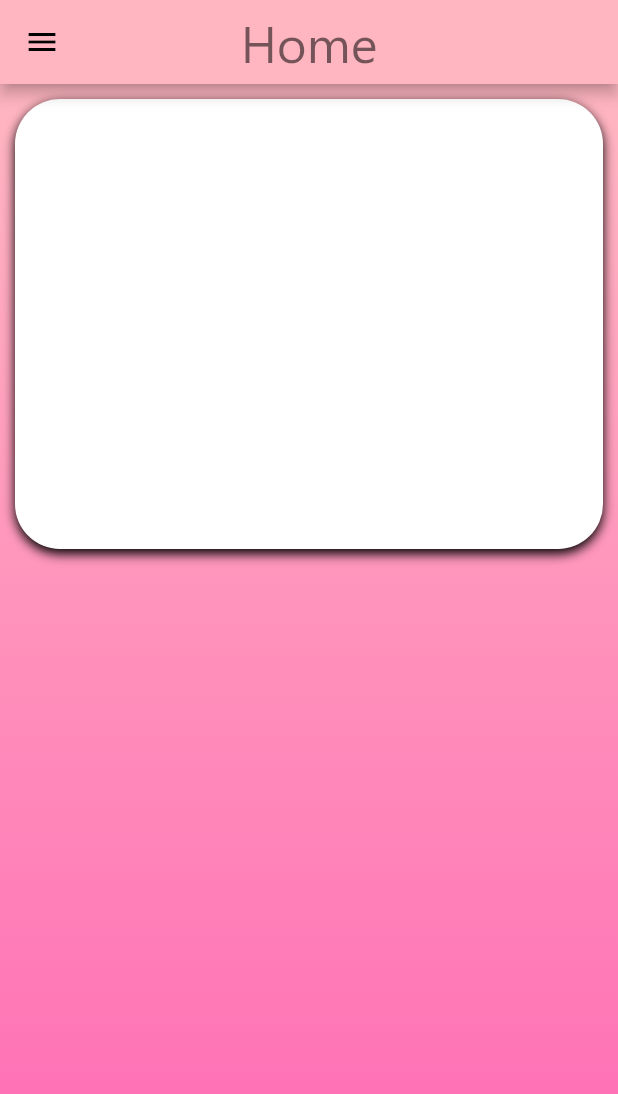
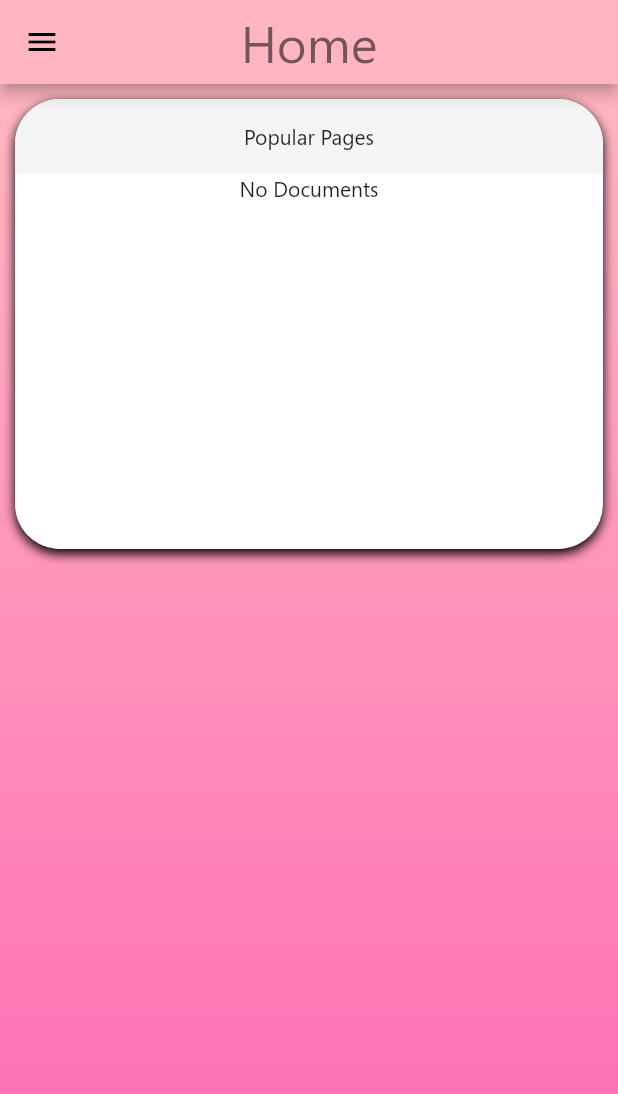
Before and after one commit to ga6198/seiyuu, a Flutter app: the Home screen opened directly, on a phone screen of 412 x 824 dp. Shown: the top 1094 px of the screen. Run offline on Flutter 3.47's test engine with Material 2 defaults, Android fonts, the phone set to English and light mode, and no system bars; our stand-ins replace cached_network_image, carousel_slider, cloud_firestore, getflutter, google_maps_flutter, material_design_icons_flutter and 1 more; missing offline and left inert: flutter_beautiful_popup; accounts and stored records are empty.

Commit message:
starting to develop card for popular pages

```diff
--- a/lib/screens/home.dart
+++ b/lib/screens/home.dart
@@ -6,6 +6,7 @@ import 'package:seiyuu/util/decoration.dart';
 import 'package:seiyuu/util/seiyuu.dart';
 import 'package:seiyuu/widgets/custom_progress_indicator.dart';
 import 'package:seiyuu/widgets/drawer_only.dart';
+import 'package:seiyuu/widgets/primary_card.dart';
 import 'package:seiyuu/widgets/seiyuu_card.dart';
 
 class Home extends StatefulWidget {
@@ -51,10 +52,32 @@ class _HomeState extends State<Home> {
                       width: Constants
                           .CARD_IMAGE_WIDTH, //MediaQuery.of(context).size.width * 0.9,
 
-                      child: StreamBuilder(
+                      child: Column(
+                        children: <Widget>[
+                          Container(
+                            height: 50,
+                            //width: Constants.CARD_WIDTH,
+
+                            decoration: BoxDecoration(
+                              color: Theme.of(context).primaryColor,
+                              borderRadius: BorderRadius.only(
+                                topLeft:
+                                    Radius.circular(Constants.BORDER_RADIUS),
+                                topRight:
+                                    Radius.circular(Constants.BORDER_RADIUS),
+                              ),
+                            ),
+                            //Seiyuu Names
+                            child: Center(
+                              child: Text("Popular Pages"),
+                            ),
+                          ),
+                          StreamBuilder(
+                            //Get the 5 seiyuu with the most pageviews
                             stream: Firestore.instance
-                            .collection('seiyuu')
-                            .orderBy('name', descending: false)
+                                .collection('pageviews')
+                                .orderBy('viewCount', descending: true)
+                                .limit(5)
                                 .snapshots(),
 
                             //initialData: initialData,
@@ -69,42 +92,34 @@ class _HomeState extends State<Home> {
                                   if (snapshot.hasData) {
                                     //retrieved document snapshot list of the seiyuu profiles
                                     print("Database data retrieved");
-                                List<DocumentSnapshot> seiyuuProfiles =
+
+                                    List<DocumentSnapshot> seiyuuViews =
                                         snapshot.data.documents;
+                                    if (seiyuuViews.length <= 0) {
+                                      return Text("No Documents");
+                                    } else {
                                       return Expanded(
                                         child: ListView.builder(
-                                    itemCount: seiyuuProfiles.length,
-                                    itemBuilder:
-                                        (BuildContext context, int index) {
+                                          itemCount: seiyuuViews.length,
+                                          itemBuilder: (BuildContext context,
+                                              int index) {
                                             //create seiyuu objects that will be passed to the seiyuu cards
                                             DocumentSnapshot currentSeiyuu =
-                                          seiyuuProfiles[index];
-                                      Seiyuu seiyuu = Seiyuu(currentSeiyuu);
+                                                seiyuuViews[index];
 
-                                      return SeiyuuCard(
-                                        seiyuu: seiyuu,
-                                        onTap: () {
-                                          print("Opening Card's Info");
-                                          //Move to the seiyuu details page
-                                          Navigator.push(
-                                            context,
-                                            MaterialPageRoute(
-                                              builder: (context) =>
-                                                  SeiyuuDetails(
-                                                seiyuu: seiyuu,
-                                              ),
-                                            ),
-                                          );
-                                        },
-                                      );
+                                            return Text(
+                                                "${currentSeiyuu.documentID}");
                                           },
                                         ),
                                       );
+                                    }
                                   } else {
                                     return CustomProgressIndicator();
                                   }
                               }
                             },
+                          ),
+                        ],
                       ),
                     ),
                   ),
```
Also changed, not shown: lib/util/database.dart (+42 -1 lines), lib/widgets/primary_card.dart (added, +64 -0 lines). Lines whose indentation alone changed are shown as unchanged.
